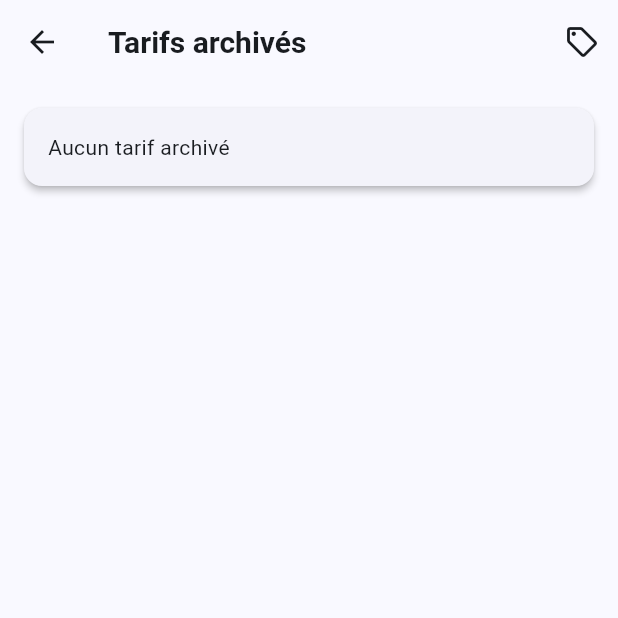
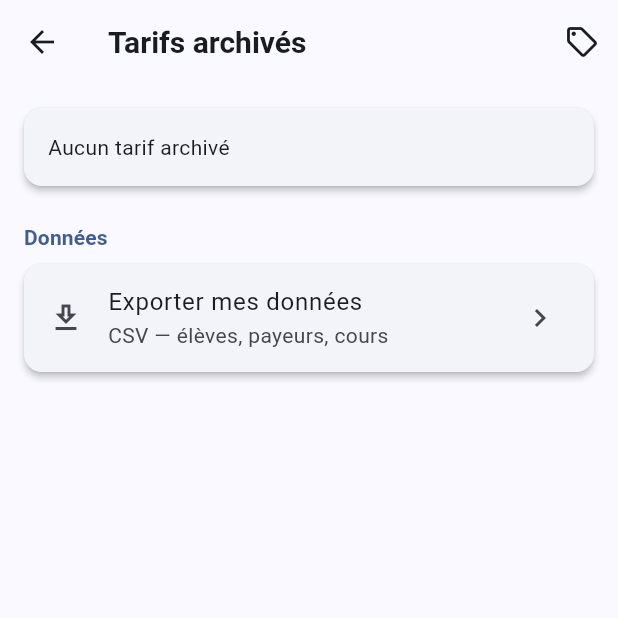
Before and after one commit to Voygon/professeur-cesu, a Flutter app: the ParametresScreen screen opened directly, after a tap on the "archive" icon, on a phone screen of 412 x 824 dp, the top half of it. Run offline on Flutter 3.47's test engine with Material 3 defaults, Android fonts, the phone set to English and light mode, and no system bars; our stand-ins replace drift, flutter_riverpod, flutter_secure_storage, local_auth, share_plus, shared_preferences; missing offline and left inert: encrypt; accounts and stored records are empty; generated files the repository leaves out were written again; statements that could not run were skipped.

Commit message:
feat: export données CSV — élèves, payeurs, cours

```diff
--- a/lib/features/parametres/screens/parametres_screen.dart
+++ b/lib/features/parametres/screens/parametres_screen.dart
@@ -4,6 +4,7 @@ import 'package:flutter_riverpod/flutter_riverpod.dart';
 import '../providers/tarifs_provider.dart';
 import '../../../core/database/app_database.dart';
 import '../../../core/database/database_provider.dart';
+import '../../../core/export/export_service.dart';
 import '../../../core/validators/tarif_validator.dart';
 
 class ParametresScreen extends ConsumerStatefulWidget {
@@ -116,6 +117,25 @@ class _ParametresScreenState extends ConsumerState<ParametresScreen> {
                       }).toList(),
                     ),
                   ),
+          ),
+          // ── Données ──
+          const SizedBox(height: 24),
+          Text(
+            'Données',
+            style: Theme.of(context).textTheme.titleSmall?.copyWith(
+                  color: Theme.of(context).colorScheme.primary,
+                  fontWeight: FontWeight.bold,
+                ),
+          ),
+          const SizedBox(height: 8),
+          Card(
+            child: ListTile(
+              leading: const Icon(Icons.download_outlined),
+              title: const Text('Exporter mes données'),
+              subtitle: const Text('CSV — élèves, payeurs, cours'),
+              trailing: const Icon(Icons.chevron_right),
+              onTap: () => _exporter(context, ref),
+            ),
           ),
         ],
       ),
@@ -326,4 +346,28 @@ class _ParametresScreenState extends ConsumerState<ParametresScreen> {
         '${date.month.toString().padLeft(2, '0')}/'
         '${date.year}';
   }
+
+  Future<void> _exporter(BuildContext context, WidgetRef ref) async {
+    try {
+      final eleves = await ref
+          .read(elevesDaoProvider)
+          .searchEleves('', inclureArchives: true)
+          .first;
+      final payeurs =
+          await ref.read(payeursDaoProvider).watchPayeursActifs().first;
+      final cours = await ref.read(coursDaoProvider).watchCoursValides().first;
+
+      await ExportService.exporterTout(
+        eleves: eleves,
+        payeurs: payeurs,
+        cours: cours,
+      );
+    } catch (e) {
+      if (context.mounted) {
+        ScaffoldMessenger.of(context).showSnackBar(
+          SnackBar(content: Text('Erreur export : $e')),
+        );
+      }
+    }
+  }
 }
--- a/pubspec.yaml
+++ b/pubspec.yaml
@@ -25,6 +25,7 @@ dependencies:
   shared_preferences: ^2.3.2
   flutter_secure_storage: ^9.2.2
   encrypt: ^5.0.3
+  share_plus: ^10.0.0
 
 dev_dependencies:
   flutter_test:
```
Also changed, not shown: lib/core/export/export_service.dart (added, +109 -0 lines), pubspec.lock, 3 other files.
